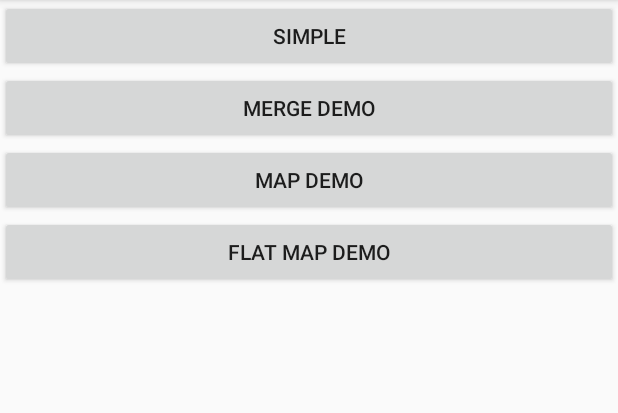
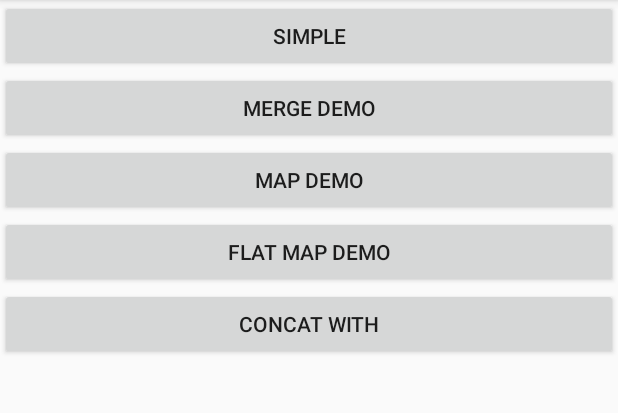
Before and after one commit to PhanVanLinh/AndroidRxDemo, an Android app: the screen it shows after launch (StartActivity), on a phone screen of 412 x 824 dp, the part 84-497 px from its top. Run offline under Robolectric (Android 15) with nearby library versions, the phone set to English and light mode, and no system bars.

Commit message:
Add comcat map demo

```diff
--- a/app/src/main/AndroidManifest.xml
+++ b/app/src/main/AndroidManifest.xml
@@ -1,6 +1,6 @@
 <?xml version="1.0" encoding="utf-8"?>
 <manifest xmlns:android="http://schemas.android.com/apk/res/android"
-    package="com.toong.androidrxdemo">
+          package="com.toong.androidrxdemo">
 
     <application
         android:allowBackup="true"
@@ -22,6 +22,8 @@
         </activity>
         <activity android:name=".screen.FlatMapActivity">
         </activity>
+        <activity android:name=".screen.ConcatWithActivity">
+        </activity>
     </application>
 
 </manifest>
--- a/app/src/main/java/com/toong/androidrxdemo/StartActivity.java
+++ b/app/src/main/java/com/toong/androidrxdemo/StartActivity.java
@@ -4,6 +4,8 @@ import android.content.Intent;
 import android.os.Bundle;
 import android.view.View;
 import android.widget.Button;
+
+import com.toong.androidrxdemo.screen.ConcatWithActivity;
 import com.toong.androidrxdemo.screen.SimpleActivity;
 
 public class StartActivity extends BaseActivity{
@@ -11,6 +13,7 @@ public class StartActivity extends BaseActivity{
     Button btnMerge;
     Button btnMap;
     Button btnFlatMap;
+    Button btnConcatWith;
 
     @Override
     protected void onCreate(Bundle savedInstanceState) {
@@ -21,11 +24,14 @@ public class StartActivity extends BaseActivity{
         btnMerge = (Button) findViewById(R.id.button_merge);
         btnMap = (Button) findViewById(R.id.button_map);
         btnFlatMap = (Button) findViewById(R.id.button_flat_map);
+        btnFlatMap = (Button) findViewById(R.id.button_flat_map);
+        btnConcatWith = (Button) findViewById(R.id.button_concat_with);
 
         btnSimple.setOnClickListener(this);
         btnMerge.setOnClickListener(this);
         btnMap.setOnClickListener(this);
         btnFlatMap.setOnClickListener(this);
+        btnConcatWith.setOnClickListener(this);
     }
 
     @Override
@@ -43,6 +49,9 @@ public class StartActivity extends BaseActivity{
             case R.id.button_flat_map:
 
                 break;
+            case R.id.button_concat_with:
+                startActivity(new Intent(mActivityContext, ConcatWithActivity.class));
+                break;
         }
     }
 }
--- a/app/src/main/res/layout/activity_start.xml
+++ b/app/src/main/res/layout/activity_start.xml
@@ -35,4 +35,11 @@
         android:text="Flat Map demo"
         />
 
+    <Button
+        android:id="@+id/button_concat_with"
+        android:layout_width="match_parent"
+        android:layout_height="wrap_content"
+        android:text="Concat With"
+        />
+
 </LinearLayout>
```
Also changed, not shown: app/src/main/java/com/toong/androidrxdemo/screen/ConcatWithActivity.java (added, +125 -0 lines), app/src/main/res/layout/activity_concat_with.xml (added, +10 -0 lines), app/build.gradle (indentation only).
